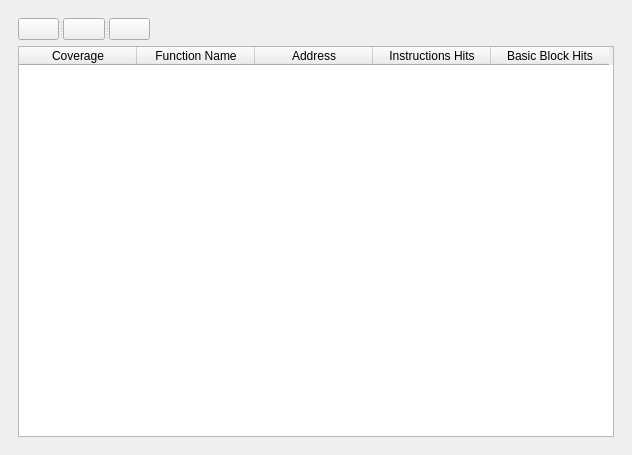
This is ui/dock.ui in rizinorg/CutterDRcov as Qt 5 draws it before an edit. The edited form follows.
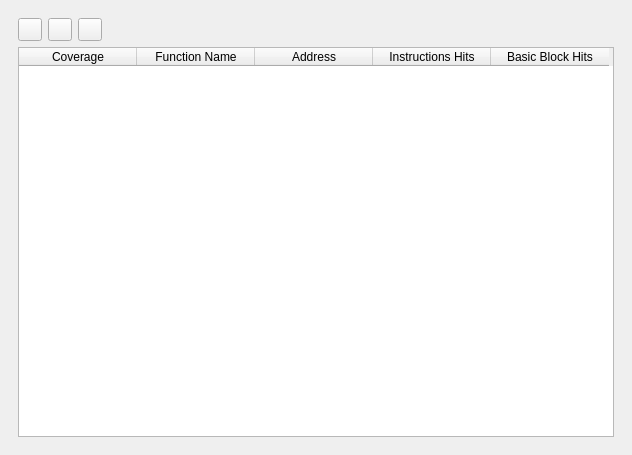
This is the edited form. The open tabs and pages were chosen to show the change. Icons and pictures are not drawn.

Patch:
```diff
--- a/ui/dock.ui
+++ b/ui/dock.ui
@@ -15,7 +15,7 @@
   </property>
   <widget class="QWidget" name="dockWidgetContents">
    <layout class="QGridLayout" name="gridLayout">
-    <item row="0" column="0">
+    <item row="0" column="1">
      <widget class="QStackedWidget" name="stackedWidget">
       <property name="currentIndex">
        <number>1</number>
@@ -40,11 +40,7 @@
       <widget class="QWidget" name="CovTablePage">
        <layout class="QGridLayout" name="gridLayout_3">
         <item row="0" column="0">
-         <widget class="QSplitter" name="splitter">
-          <property name="orientation">
-           <enum>Qt::Horizontal</enum>
-          </property>
-          <widget class="QPushButton" name="Close">
+         <widget class="QToolButton" name="Close">
            <property name="text">
             <string/>
            </property>
@@ -53,7 +49,9 @@
              <normaloff>:/icons/icon/x.svg</normaloff>:/icons/icon/x.svg</iconset>
            </property>
           </widget>
-          <widget class="QPushButton" name="Reload">
+        </item>
+        <item row="0" column="1">
+         <widget class="QToolButton" name="Reload">
            <property name="text">
             <string/>
            </property>
@@ -62,37 +60,32 @@
              <normaloff>:/icons/icon/reload.svg</normaloff>:/icons/icon/reload.svg</iconset>
            </property>
           </widget>
-          <widget class="QPushButton" name="ChangeColor">
-           <property name="minimumSize">
-            <size>
-             <width>31</width>
-             <height>0</height>
-            </size>
-           </property>
+        </item>
+        <item row="0" column="2">
+         <widget class="QToolButton" name="SelectColor">
            <property name="text">
             <string/>
            </property>
            <property name="icon">
-            <iconset>
-             <normaloff>../resources/icon/brush.svg</normaloff>../resources/icon/brush.svg</iconset>
-           </property>
-          </widget>
-         </widget>
+           <iconset resource="../resources/icon.qrc">
+            <normaloff>:/icons/icon/brush.svg</normaloff>:/icons/icon/brush.svg</iconset>
+          </property>
+         </widget>
         </item>
-        <item row="0" column="1">
+        <item row="0" column="3">
          <spacer name="horizontalSpacer">
           <property name="orientation">
            <enum>Qt::Horizontal</enum>
           </property>
           <property name="sizeHint" stdset="0">
            <size>
-            <width>458</width>
+            <width>487</width>
             <height>20</height>
            </size>
           </property>
          </spacer>
         </item>
-        <item row="1" column="0" colspan="2">
+        <item row="1" column="0" colspan="4">
          <widget class="QTableWidget" name="CovTable">
           <attribute name="horizontalHeaderDefaultSectionSize">
            <number>118</number>
```
Left out of the diff: 2 changed lines with no effect on the pictures. Lines whose indentation alone changed are shown as unchanged.
